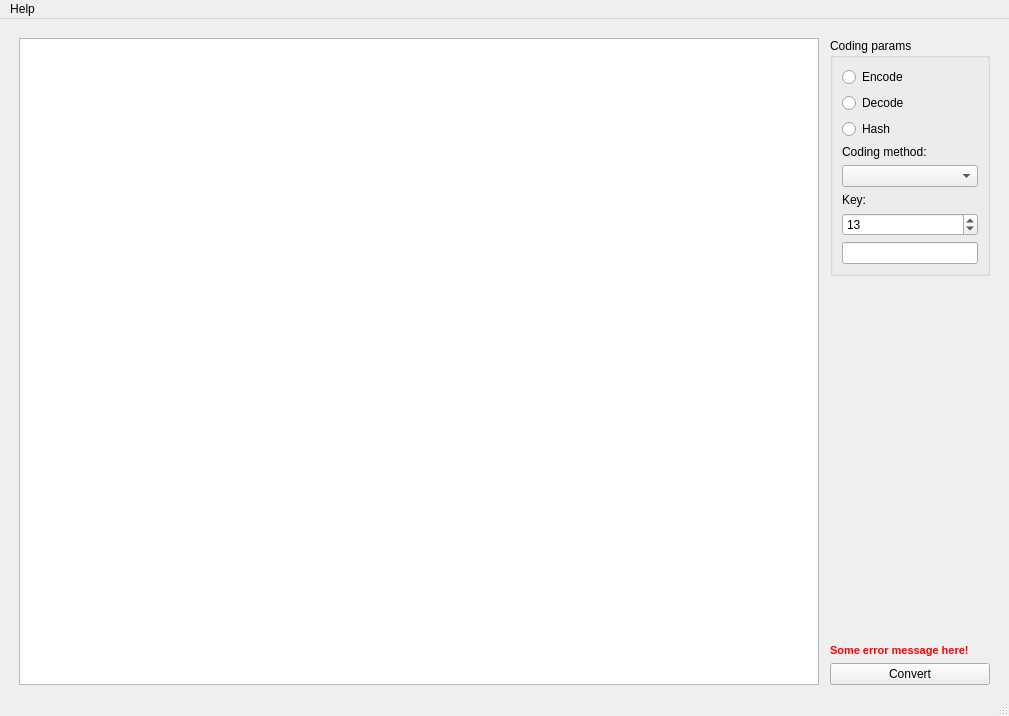
Old version of the form main.ui in the repository Chereq/cryptex.
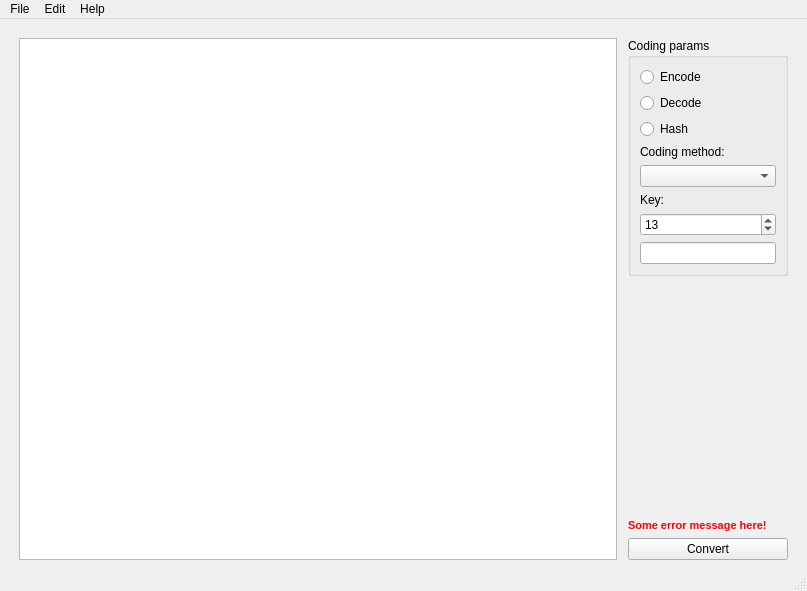
New version of the form. Icons and pictures are not drawn.

Commit message: file and edit menu actions prepared, about and help windows created

```diff
--- a/main.ui
+++ b/main.ui
@@ -6,8 +6,8 @@
    <rect>
     <x>0</x>
     <y>0</y>
-    <width>1009</width>
-    <height>716</height>
+    <width>807</width>
+    <height>591</height>
    </rect>
   </property>
   <property name="windowTitle">
@@ -232,8 +232,8 @@
     <rect>
      <x>0</x>
      <y>0</y>
-     <width>1009</width>
-     <height>25</height>
+     <width>807</width>
+     <height>21</height>
     </rect>
    </property>
    <widget class="QMenu" name="menuHelp">
@@ -243,6 +243,28 @@
     <addaction name="actionHelp"/>
     <addaction name="actionAbout"/>
    </widget>
+   <widget class="QMenu" name="menuFile">
+    <property name="title">
+     <string>File</string>
+    </property>
+    <addaction name="actionOpen"/>
+    <addaction name="actionSave"/>
+    <addaction name="actionSave_As"/>
+    <addaction name="separator"/>
+    <addaction name="actionExit"/>
+   </widget>
+   <widget class="QMenu" name="menuEdit">
+    <property name="title">
+     <string>Edit</string>
+    </property>
+    <addaction name="actionCut"/>
+    <addaction name="actionCopy"/>
+    <addaction name="actionPaste"/>
+    <addaction name="separator"/>
+    <addaction name="actionClear"/>
+   </widget>
+   <addaction name="menuFile"/>
+   <addaction name="menuEdit"/>
    <addaction name="menuHelp"/>
   </widget>
   <action name="actionHelp">
```
Left out of the diff: 51 changed lines with no effect on the pictures. The commit also changes 3 other files.
